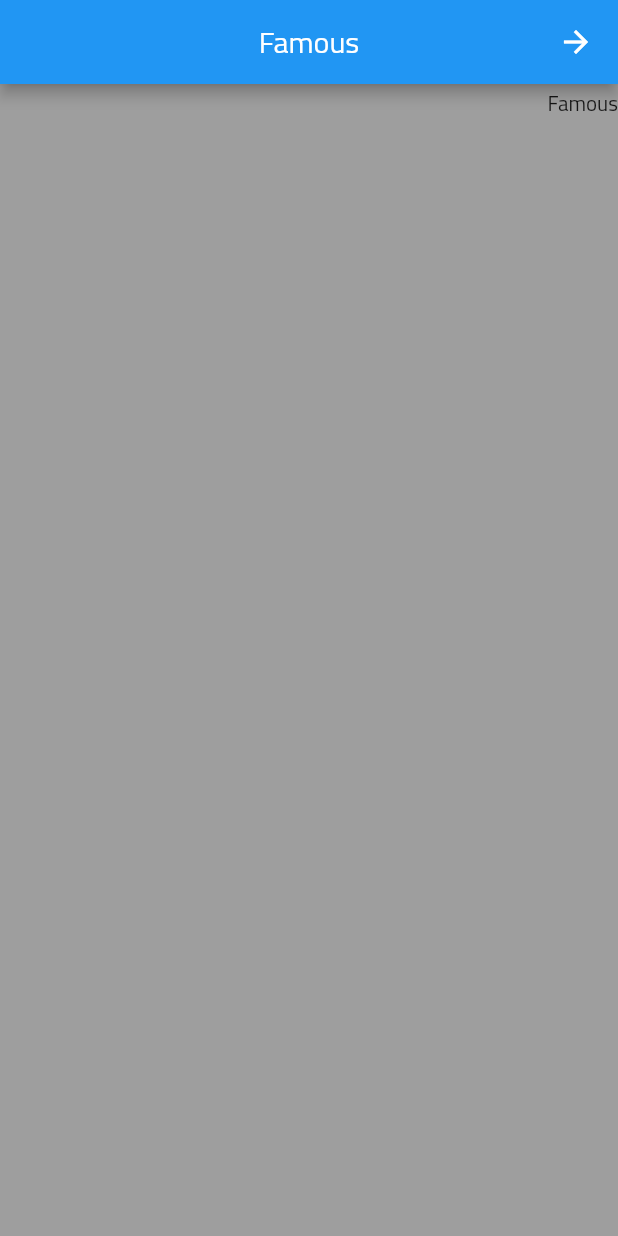
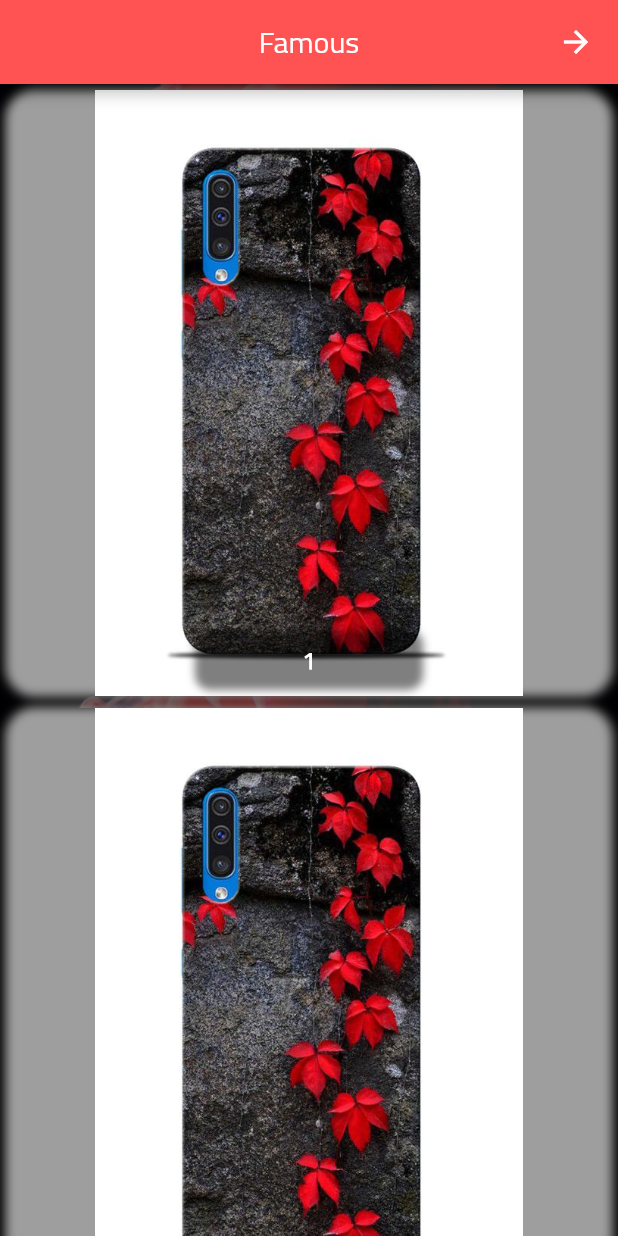
Before and after one commit to saidamer99/Idea_Store, a Flutter app: the Famous screen opened by its route, on a phone screen of 412 x 824 dp. Run offline on Flutter 3.47's test engine with Material 2 defaults, Android fonts, the phone set to English and light mode, and no system bars; our stand-ins replace carousel_pro, shared_preferences; accounts and stored records are empty.

Commit message:
up to date

```diff
--- a/lib/component/drawer.dart
+++ b/lib/component/drawer.dart
@@ -83,7 +83,9 @@ class MyDrawer extends StatelessWidget {
               ),
             ),
             ListTile(
-              onTap: () {},
+              onTap: () {
+                Navigator.of(context).pushNamed("login");
+              },
               leading: Icon(
                 Icons.person,
                 color: Colors.blue,
--- a/lib/main.dart
+++ b/lib/main.dart
@@ -9,6 +9,7 @@ import 'package:app_idea/pages/gaming.dart';
 import 'package:app_idea/pages/girls.dart';
 import 'package:app_idea/pages/home.dart';
 import 'package:app_idea/pages/jobs.dart';
+import 'package:app_idea/pages/login.dart';
 import 'package:app_idea/pages/love.dart';
 import 'package:app_idea/pages/movies.dart';
 import 'package:app_idea/pages/music.dart';
@@ -87,6 +88,9 @@ class MyApp extends StatelessWidget {
         'ancient': (context) {
           return Ancient();
         },
+        "login": (context) {
+          return Login();
+        }
       },
     );
   }
--- a/lib/pages/category.dart
+++ b/lib/pages/category.dart
@@ -73,6 +73,7 @@ class _CategoriesState extends State<Categories> {
         textDirection: TextDirection.rtl,
         child: Scaffold(
           appBar: AppBar(
+            backgroundColor: Colors.redAccent[200],
             title: Text(
               "Categories",
               style: TextStyle(fontWeight: FontWeight.bold),
--- a/lib/pages/famous.dart
+++ b/lib/pages/famous.dart
@@ -12,14 +12,136 @@ class _FamousState extends State<Famous> {
       textDirection: TextDirection.rtl,
       child: Scaffold(
           appBar: AppBar(
+            backgroundColor: Colors.redAccent[200],
             title: Text('Famous'),
             centerTitle: true,
           ),
           backgroundColor: Colors.grey,
-        body: ListView(
-          children: <Widget>[Text('Famous')],
+          body: Container(
+            decoration: BoxDecoration(
+                image: DecorationImage(
+                    image: AssetImage("images/login/wallpaper.jpg"),
+                    fit: BoxFit.fill)),
+            child: GridView(
+              gridDelegate: SliverGridDelegateWithFixedCrossAxisCount(
+                crossAxisCount: 1,
+              ),
+              children: <Widget>[
+                add_Cat(
+                  'images/1.jpg',
+                  '1',
+                ),
+                add_Cat(
+                  'images/1.jpg',
+                  '2',
+                ),
+                add_Cat(
+                  'images/1.jpg',
+                  '3',
+                ),
+                add_Cat(
+                  'images/1.jpg',
+                  '4',
+                ),
+                add_Cat(
+                  'images/1.jpg',
+                  '5',
+                ),
+                add_Cat(
+                  'images/1.jpg',
+                  '6',
+                ),
+                add_Cat(
+                  'images/1.jpg',
+                  '7',
+                ),
+                add_Cat(
+                  'images/1.jpg',
+                  '8',
+                ),
+                add_Cat(
+                  'images/1.jpg',
+                  "9",
+                ),
+                add_Cat(
+                  'images/1.jpg',
+                  "10",
+                ),
+                add_Cat(
+                  'images/1.jpg',
+                  "11",
+                ),
+                add_Cat(
+                  'images/1.jpg',
+                  "12",
+                ),
+                add_Cat(
+                  'images/1.jpg',
+                  "13",
+                ),
+                add_Cat(
+                  'images/1.jpg',
+                  "14",
+                ),
+                add_Cat(
+                  'images/1.jpg',
+                  "15",
+                ),
+              ],
+            ),
+          )),
+    );
+  }
+
+  InkWell add_Cat(String image, String description) {
+    return InkWell(
+        onTap: () {},
+        child: Card(
+          color: Colors.black,
+          child: Container(
+            height: 400,
+            width: MediaQuery.of(context).size.width,
+            decoration: BoxDecoration(
+                borderRadius: BorderRadius.circular(20),
+                boxShadow: [
+                  BoxShadow(
+                      color: Colors.grey, blurRadius: 5, spreadRadius: 0.4)
+                ],
+                image: new DecorationImage(
+                    fit: BoxFit.contain, image: AssetImage(image))),
+            child: Stack(
+              alignment: Alignment.center,
+              children: <Widget>[
+                Positioned(
+                  width: 150,
+                  bottom: 5,
+                  child: Center(
+                    child: Container(
+                      padding: EdgeInsets.all(5),
+                      decoration: BoxDecoration(
+                          // color: Colors.black87,
+                          boxShadow: [
+                            BoxShadow(
+                                color: Colors.black.withOpacity(0.5),
+                                blurRadius: 4,
+                                spreadRadius: 0.4)
+                          ], borderRadius: BorderRadius.circular(10)),
+                      child: Center(
+                        child: Text(
+                          description,
+                          textAlign: TextAlign.center,
+                          style: TextStyle(
+                              color: Colors.white,
+                              fontSize: 15,
+                              fontWeight: FontWeight.bold),
                         ),
                       ),
-    );
+                    ),
+                  ),
+                )
+              ],
+            ),
+          ),
+        ));
   }
 }
--- a/pubspec.yaml
+++ b/pubspec.yaml
@@ -79,6 +79,7 @@ flutter:
     - images/cat/famous.jpg
     - images/cat/movies.jpg
     - images/cat/party.jpg
+    - images/login/wallpaper.jpg
 
 
   # An image asset can refer to one or more resolution-specific "variants", see
```
Also changed, not shown: lib/pages/home.dart (+11 -11 lines), lib/pages/login.dart (added, +120 -0 lines), images/login/wallpaper.jpg (added). Lines whose indentation alone changed are shown as unchanged.
